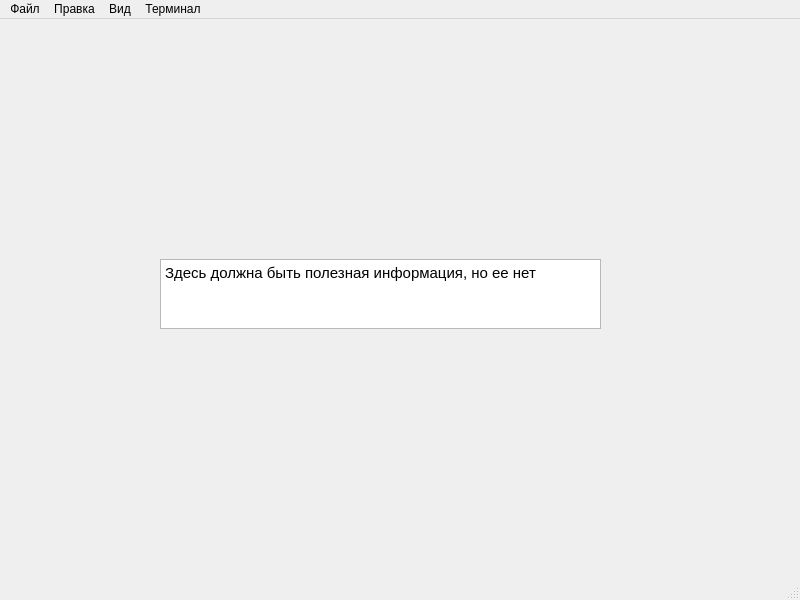
The window that main_function.ui (paxant/ZadNizza) describes before a commit, drawn with Qt 5.
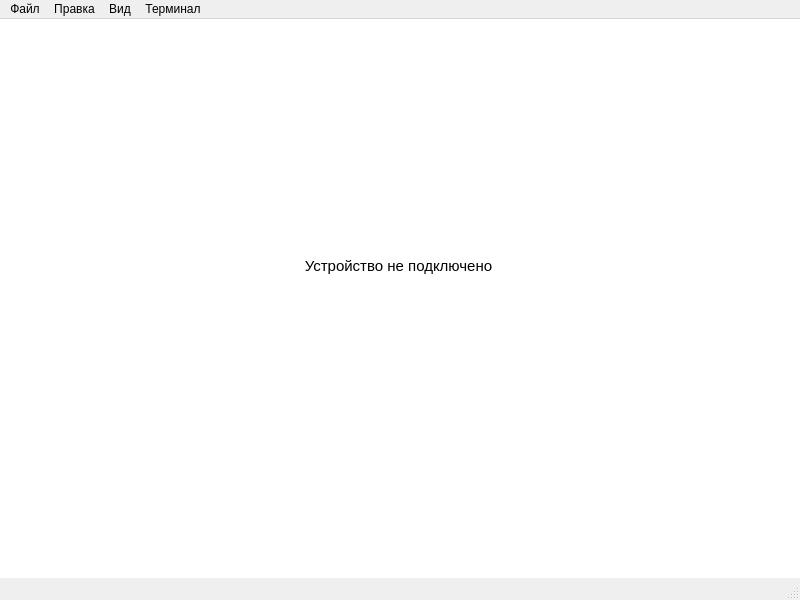
The same window after the commit.

```diff
--- a/main_function.ui
+++ b/main_function.ui
@@ -17,10 +17,10 @@
    <widget class="QTextEdit" name="textEdit">
     <property name="geometry">
      <rect>
-      <x>160</x>
-      <y>240</y>
-      <width>441</width>
-      <height>70</height>
+      <x>-7</x>
+      <y>-1</y>
+      <width>811</width>
+      <height>581</height>
      </rect>
     </property>
     <property name="html">
@@ -31,7 +31,20 @@
 li.unchecked::marker { content: &quot;\2610&quot;; }
 li.checked::marker { content: &quot;\2612&quot;; }
 &lt;/style&gt;&lt;/head&gt;&lt;body style=&quot; font-family:'Cantarell'; font-size:11pt; font-weight:400; font-style:normal;&quot;&gt;
-&lt;p style=&quot; margin-top:0px; margin-bottom:0px; margin-left:0px; margin-right:0px; -qt-block-indent:0; text-indent:0px;&quot;&gt;Здесь должна быть полезная информация, но ее нет&lt;/p&gt;&lt;/body&gt;&lt;/html&gt;</string>
+&lt;p style=&quot;-qt-paragraph-type:empty; margin-top:0px; margin-bottom:0px; margin-left:0px; margin-right:0px; -qt-block-indent:0; text-indent:0px;&quot;&gt;&lt;br /&gt;&lt;/p&gt;
+&lt;p style=&quot;-qt-paragraph-type:empty; margin-top:0px; margin-bottom:0px; margin-left:0px; margin-right:0px; -qt-block-indent:0; text-indent:0px;&quot;&gt;&lt;br /&gt;&lt;/p&gt;
+&lt;p style=&quot;-qt-paragraph-type:empty; margin-top:0px; margin-bottom:0px; margin-left:0px; margin-right:0px; -qt-block-indent:0; text-indent:0px;&quot;&gt;&lt;br /&gt;&lt;/p&gt;
+&lt;p style=&quot;-qt-paragraph-type:empty; margin-top:0px; margin-bottom:0px; margin-left:0px; margin-right:0px; -qt-block-indent:0; text-indent:0px;&quot;&gt;&lt;br /&gt;&lt;/p&gt;
+&lt;p style=&quot;-qt-paragraph-type:empty; margin-top:0px; margin-bottom:0px; margin-left:0px; margin-right:0px; -qt-block-indent:0; text-indent:0px;&quot;&gt;&lt;br /&gt;&lt;/p&gt;
+&lt;p style=&quot;-qt-paragraph-type:empty; margin-top:0px; margin-bottom:0px; margin-left:0px; margin-right:0px; -qt-block-indent:0; text-indent:0px;&quot;&gt;&lt;br /&gt;&lt;/p&gt;
+&lt;p style=&quot;-qt-paragraph-type:empty; margin-top:0px; margin-bottom:0px; margin-left:0px; margin-right:0px; -qt-block-indent:0; text-indent:0px;&quot;&gt;&lt;br /&gt;&lt;/p&gt;
+&lt;p style=&quot;-qt-paragraph-type:empty; margin-top:0px; margin-bottom:0px; margin-left:0px; margin-right:0px; -qt-block-indent:0; text-indent:0px;&quot;&gt;&lt;br /&gt;&lt;/p&gt;
+&lt;p style=&quot;-qt-paragraph-type:empty; margin-top:0px; margin-bottom:0px; margin-left:0px; margin-right:0px; -qt-block-indent:0; text-indent:0px;&quot;&gt;&lt;br /&gt;&lt;/p&gt;
+&lt;p style=&quot;-qt-paragraph-type:empty; margin-top:0px; margin-bottom:0px; margin-left:0px; margin-right:0px; -qt-block-indent:0; text-indent:0px;&quot;&gt;&lt;br /&gt;&lt;/p&gt;
+&lt;p style=&quot;-qt-paragraph-type:empty; margin-top:0px; margin-bottom:0px; margin-left:0px; margin-right:0px; -qt-block-indent:0; text-indent:0px;&quot;&gt;&lt;br /&gt;&lt;/p&gt;
+&lt;p style=&quot;-qt-paragraph-type:empty; margin-top:0px; margin-bottom:0px; margin-left:0px; margin-right:0px; -qt-block-indent:0; text-indent:0px;&quot;&gt;&lt;br /&gt;&lt;/p&gt;
+&lt;p style=&quot;-qt-paragraph-type:empty; margin-top:0px; margin-bottom:0px; margin-left:0px; margin-right:0px; -qt-block-indent:0; text-indent:0px;&quot;&gt;&lt;br /&gt;&lt;/p&gt;
+&lt;p align=&quot;center&quot; style=&quot; margin-top:0px; margin-bottom:0px; margin-left:0px; margin-right:0px; -qt-block-indent:0; text-indent:0px;&quot;&gt;Устройство не подключено&lt;/p&gt;&lt;/body&gt;&lt;/html&gt;</string>
     </property>
    </widget>
   </widget>
```
Left out of the diff: 2 changed lines with no effect on the pictures.
